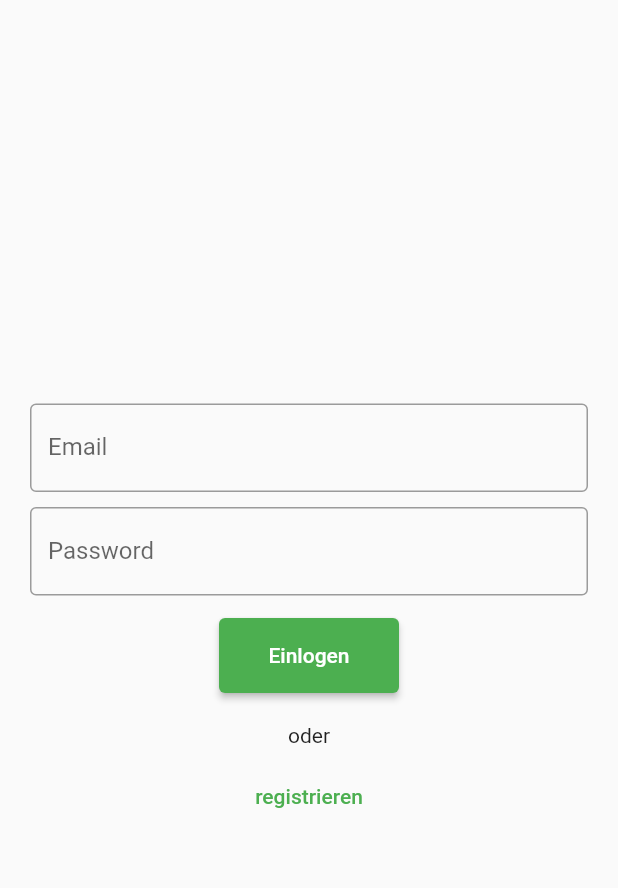
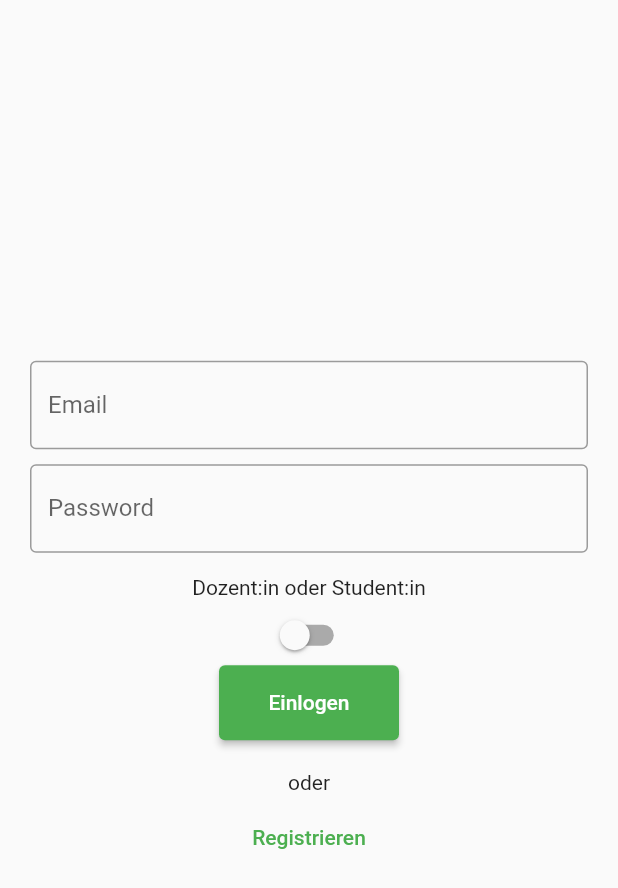
Before and after one commit to smartmyon/betreuer_app, a Flutter app: the screen it shows after launch, on a phone screen of 412 x 824 dp. Shown: the top 888 px of the screen. Run offline on Flutter 3.47's test engine with Material 2 defaults, Android fonts, the phone set to English and light mode, and no system bars.

Commit message:
added swicher to the login page

```diff
--- a/lib/main.dart
+++ b/lib/main.dart
@@ -30,6 +30,15 @@ class MyAppState extends ChangeNotifier {
   void loginfunction() {}
 
   void gotosingupfunction() {}
+
+  void changeuser() {
+    if (user == "teacher") {
+      user = "student";
+    } else if (user == "student") {
+      user = "teacher";
+    }
+    notifyListeners();
+  }
 }
 
 class LoginPage extends StatelessWidget {
@@ -60,6 +69,20 @@ class LoginPage extends StatelessWidget {
           ),
           SizedBox(height: 15),
           SizedBox(
+            height: 20,
+            child: Text("Dozent:in oder Student:in"),
+          ),
+          SizedBox(
+            height: 40,
+            child: Switch(
+              value: appState.user == "student",
+              activeColor: Colors.red,
+              onChanged: (bool value) {
+                appState.changeuser();
+              },
+            ),
+          ),
+          SizedBox(
             height: 50,
             width: 120,
             child: ElevatedButton(
@@ -68,19 +91,24 @@ class LoginPage extends StatelessWidget {
                 },
                 child: Text("Einlogen")),
           ),
-          SizedBox(height: 20),
           SizedBox(
             height: 20,
-            child: Text("oder"),
           ),
-          SizedBox(height: 5),
-          TextButton(
-              onPressed: () {
-                appState.gotosingupfunction();
-              },
-              child: Text(
-                "registrieren",
-              )),
+          SizedBox(
+            height: 20,
+            child: Text(
+              "oder",
+            ),
+          ),
+          SizedBox(
+            height: 50,
+            width: 120,
+            child: TextButton(
+                onPressed: () {
+                  appState.gotosingupfunction();
+                },
+                child: Text("Registrieren")),
+          ),
         ],
       ),
     ));
```
